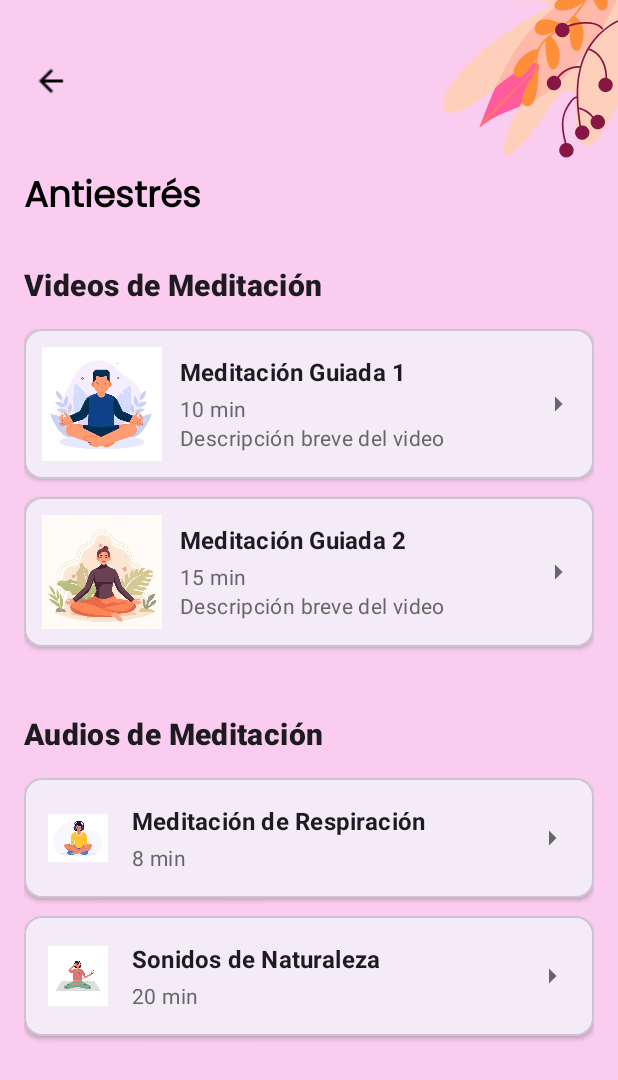
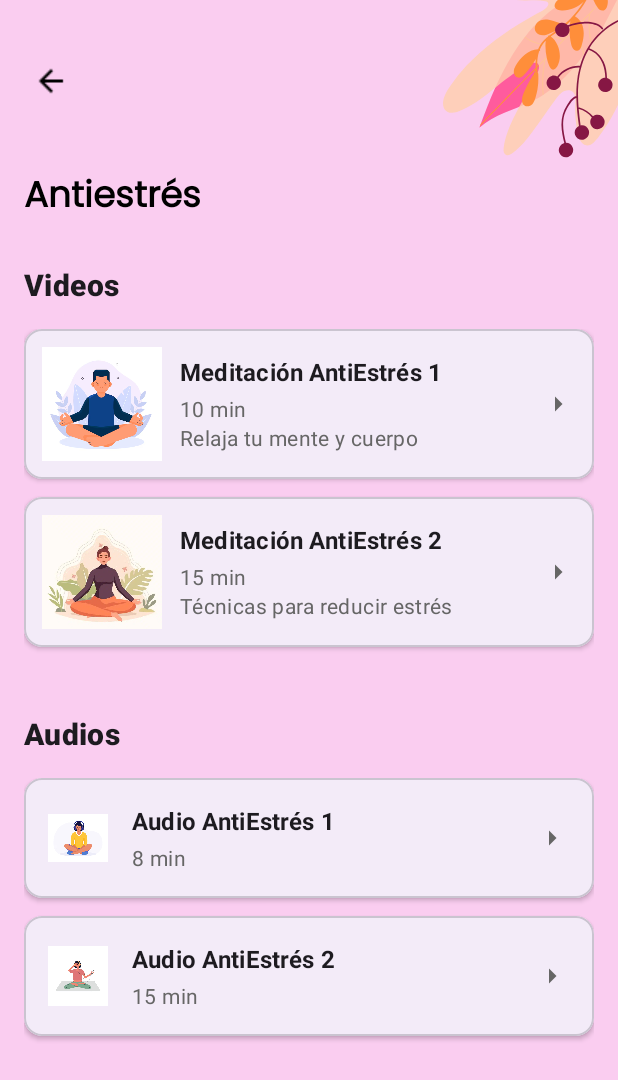
Before and after one commit to JosephTocre/ProyectoAppsMov, an Android app: the fragment logros placed in its activity, after a tap on "Antiestrés", on a phone screen of 412 x 824 dp. Shown: the top 1080 px of the screen. Run offline under Robolectric (Android 15) with nearby library versions, the phone set to English and light mode, and no system bars.

Commit message:
videos y audios

```diff
--- a/app/build.gradle.kts
+++ b/app/build.gradle.kts
@@ -51,4 +51,5 @@ dependencies {
 
     implementation(platform("com.google.firebase:firebase-bom:34.6.0"))
     implementation("com.google.firebase:firebase-analytics")
+    implementation("com.pierfrancescosoffritti.androidyoutubeplayer:core:13.0.0")
 }
--- a/app/src/main/java/com/example/medita/activity_sesiones.java
+++ b/app/src/main/java/com/example/medita/activity_sesiones.java
@@ -1,17 +1,44 @@
 package com.example.medita;
 
 import android.content.Intent;
+import android.net.Uri;
 import android.os.Bundle;
 import android.view.View;
 import android.widget.ImageButton;
+import android.widget.LinearLayout;
 import android.widget.TextView;
 
 import androidx.appcompat.app.AppCompatActivity;
-import androidx.cardview.widget.CardView;
 
 import com.google.android.material.card.MaterialCardView;
 
+import java.util.HashMap;
+import java.util.Map;
+
 public class activity_sesiones extends AppCompatActivity {
+
+    static class Contenido {
+        String[] videoTitulos;
+        String[] videoDescripciones;
+        String[] videoDuraciones;
+        String[] videoUrls;
+        String[] audioTitulos;
+        String[] audioUrls;
+        String[] audioDuraciones;
+
+        Contenido(String[] vt, String[] vd, String[] vdu, String[] vu,
+                  String[] at, String[] au, String[] adu) {
+            videoTitulos = vt;
+            videoDescripciones = vd;
+            videoDuraciones = vdu;
+            videoUrls = vu;
+            audioTitulos = at;
+            audioUrls = au;
+            audioDuraciones = adu;
+        }
+    }
+
+    private Map<String, Contenido> categoriasMap = new HashMap<>();
 
     @Override
     protected void onCreate(Bundle savedInstanceState) {
@@ -23,53 +50,146 @@ public class activity_sesiones extends AppCompatActivity {
 
         String categoria = getIntent().getStringExtra("categoria");
         String titulo = getIntent().getStringExtra("titulo");
-
         int colorFondo = getIntent().getIntExtra("colorFondo", 0);
-
         View layout = findViewById(R.id.layoutSesiones);
-        if (colorFondo != 0 && layout != null) {
-            layout.setBackgroundColor(colorFondo);
-        }
+        if (colorFondo != 0 && layout != null) layout.setBackgroundColor(colorFondo);
 
         TextView tvTitulo = findViewById(R.id.tvTituloCategoria);
-        if (titulo != null) {
-            tvTitulo.setText(titulo);
-        }
+        if (titulo != null) tvTitulo.setText(titulo);
 
-        CardView cardVideo1 = findViewById(R.id.videomedi1);
-        CardView cardVideo2 = findViewById(R.id.videomedi2);
+        inicializarCategorias();
+        Contenido contenido = categoriasMap.getOrDefault(categoria, categoriasMap.get("default"));
 
-        cardVideo1.setOnClickListener(v -> {
+        // Videos
+        asignarVideo(R.id.videomedi1, R.id.tvTituloVideo1, R.id.tvDescripcionVideo1, R.id.tvDuracionVideo1,
+                contenido.videoTitulos[0], contenido.videoDescripciones[0], contenido.videoDuraciones[0], contenido.videoUrls[0]);
+
+        asignarVideo(R.id.videomedi2, R.id.tvTituloVideo2, R.id.tvDescripcionVideo2, R.id.tvDuracionVideo2,
+                contenido.videoTitulos[1], contenido.videoDescripciones[1], contenido.videoDuraciones[1], contenido.videoUrls[1]);
+
+        // Audios
+        asignarAudio(R.id.audio1, R.id.tvTituloAudio1, R.id.tvDuracionAudio1,
+                contenido.audioTitulos[0], contenido.audioUrls[0], contenido.audioDuraciones[0]);
+
+        asignarAudio(R.id.audio2, R.id.tvTituloAudio2, R.id.tvDuracionAudio2,
+                contenido.audioTitulos[1], contenido.audioUrls[1], contenido.audioDuraciones[1]);
+    }
+
+    private void asignarVideo(int cardId, int tvTituloId, int tvDescripcionId, int tvDuracionId,
+                              String titulo, String descripcion, String duracion, String urlVideo) {
+        MaterialCardView card = findViewById(cardId);
+        TextView tvTitulo = findViewById(tvTituloId);
+        TextView tvDescripcion = findViewById(tvDescripcionId);
+        TextView tvDuracion = findViewById(tvDuracionId);
+
+        tvTitulo.setText(titulo);
+        tvDescripcion.setText(descripcion);
+        tvDuracion.setText(duracion);
+
+        card.setOnClickListener(v -> {
             Intent i = new Intent(activity_sesiones.this, activity_reproductor_video.class);
-            i.putExtra("tituloVideo", "Meditación 1");
-            i.putExtra("nombreVideo", "videomedi1");
+            i.putExtra("tituloVideo", titulo);
+            i.putExtra("urlVideo", urlVideo);
             startActivity(i);
         });
+    }
 
-        cardVideo2.setOnClickListener(v -> {
-            Intent i = new Intent(activity_sesiones.this, activity_reproductor_video.class);
-            i.putExtra("tituloVideo", "Meditación 2");
-            i.putExtra("nombreVideo", "videomedi2");
+    private void asignarAudio(int cardId, int tvTituloId, int tvDuracionId,
+                              String titulo, String urlAudio, String duracion) {
+        MaterialCardView card = findViewById(cardId);
+        TextView tvTitulo = findViewById(tvTituloId);
+        TextView tvDuracion = findViewById(tvDuracionId);
+
+        tvTitulo.setText(titulo);
+        tvDuracion.setText(duracion);
+
+        card.setOnClickListener(v -> {
+            Intent i = new Intent(activity_sesiones.this, activity_audio_medita.class);
+            i.putExtra("tituloAudio", titulo);
+            i.putExtra("urlAudio", urlAudio);
             startActivity(i);
         });
+    }
 
-        MaterialCardView audio1 = findViewById(R.id.audio1);
-        MaterialCardView audio2 = findViewById(R.id.audio2);
+    private void inicializarCategorias() {
+        categoriasMap.put("antiestres", new Contenido(
+                new String[]{"Meditación AntiEstrés 1", "Meditación AntiEstrés 2"},
+                new String[]{"Relaja tu mente y cuerpo", "Técnicas para reducir estrés"},
+                new String[]{"10 min", "15 min"},
+                new String[]{
+                        "https://www.youtube.com/watch?v=IShkpOm63gg",
+                        "https://youtu.be/nAR2PUPyH1I"
+                },
+                new String[]{"Audio AntiEstrés 1", "Audio AntiEstrés 2"},
+                new String[]{
+                        "audiomedi1",
+                        "audiomedi2"
+                },
+                new String[]{"8 min", "15 min"}
+        ));
 
-        audio1.setOnClickListener(v -> {
-            Intent intent = new Intent(activity_sesiones.this, activity_audio_medita.class);
-            intent.putExtra("tituloAudio", "Meditación de Respiración");
-            intent.putExtra("audioResId", R.raw.audiomedi1);
-            startActivity(intent);
-        });
+        categoriasMap.put("concentracion", new Contenido(
+                new String[]{"Concentración 1", "Concentración 2"},
+                new String[]{"Ejercicios para enfocarte mejor", "Meditación para aumentar concentración"},
+                new String[]{"12 min", "15 min"},
+                new String[]{
+                        "https://www.youtube.com/watch?v=O_-IAOE2bxg",
+                        "https://www.youtube.com/watch?v=VZntgp8is8Q"
+                },
+                new String[]{"Audio Concentración 1", "Audio Concentración 2"},
+                new String[]{
+                        "audiomedi1",
+                        "audiomedi2"
+                },
+                new String[]{"10 min", "20 min"}
+        ));
 
-        audio2.setOnClickListener(v -> {
-            Intent intent = new Intent(activity_sesiones.this, activity_audio_medita.class);
-            intent.putExtra("tituloAudio", "Sonidos de Naturaleza");
-            intent.putExtra("audioResId", R.raw.audiomedi2);
-            startActivity(intent);
-        });
+        categoriasMap.put("ansiedad", new Contenido(
+                new String[]{"Ansiedad 1", "Ansiedad 2"},
+                new String[]{"Relajación profunda para ansiedad", "Técnicas de respiración contra ansiedad"},
+                new String[]{"10 min", "12 min"},
+                new String[]{
+                        "https://youtu.be/2BmdKnVcPtc",
+                        "https://www.youtube.com/watch?v=-OQWTMrPTPE"
+                },
+                new String[]{"Audio Ansiedad 1", "Audio Ansiedad 2"},
+                new String[]{
+                        "audiomedi1",
+                        "audiomedi2"
+                },
+                new String[]{"8 min", "15 min"}
+        ));
 
+        categoriasMap.put("relajacion", new Contenido(
+                new String[]{"Relajación 1", "Relajación 2"},
+                new String[]{"Relajación profunda para relajación", "Meditaciones para calmar la mente"},
+                new String[]{"10 min", "12 min"},
+                new String[]{
+                        "https://youtu.be/1zkp0lrSJBY",
+                        "https://www.youtube.com/watch?v=3oCC4NDgYrY"
+                },
+                new String[]{"Audio Relajación 1", "Audio Relajación 2"},
+                new String[]{
+                        "audiomedi1",
+                        "audiomedi2"
+                },
+                new String[]{"8 min", "15 min"}
+        ));
 
+        categoriasMap.put("ira", new Contenido(
+                new String[]{"Control de Ira 1", "Control de Ira 2"},
+                new String[]{"Aprende a calmarte", "Técnicas de meditación para la ira"},
+                new String[]{"10 min", "15 min"},
+                new String[]{
+                        "https://www.youtube.com/watch?v=9-IOMXpv7Ys",
+                        "https://www.youtube.com/watch?v=vB6OxxhSzCA"
+                },
+                new String[]{"Audio Ira 1", "Audio Ira 2"},
+                new String[]{
+                        "audiomedi1",
+                        "audiomedi2"
+                },
+                new String[]{"10 min", "20 min"}
+        ));
     }
 }
--- a/app/src/main/java/com/example/medita/logros.java
+++ b/app/src/main/java/com/example/medita/logros.java
@@ -1,6 +1,9 @@
 package com.example.medita;
 
+import android.content.SharedPreferences;
 import android.os.Bundle;
+import android.os.Handler;
+import android.os.Looper;
 import android.view.LayoutInflater;
 import android.view.View;
 import android.view.ViewGroup;
@@ -10,11 +13,20 @@ import androidx.annotation.NonNull;
 import androidx.annotation.Nullable;
 import androidx.fragment.app.Fragment;
 
+import java.util.Calendar;
+
 public class logros extends Fragment {
 
     private TextView tvSaludo;
     private TextView valRacha;
     private TextView valTiempo;
+
+    private Handler handler = new Handler(Looper.getMainLooper());
+    private Runnable actualizarRunnable;
+
+    private static final String PREFS_NAME = "prefs_app";
+    private static final String KEY_ULTIMO_ACCESO = "ultimo_acceso";
+    private static final String KEY_RACHA_DIARIA = "racha_diaria";
 
     @Nullable
     @Override
@@ -28,8 +40,8 @@ public class logros extends Fragment {
         valRacha = view.findViewById(R.id.val_meditate);
         valTiempo = view.findViewById(R.id.val_meditate_times);
 
+        String nombreUsuario = "Usuario";
         Bundle bundle = getArguments();
-        String nombreUsuario = "Usuario";
         if (bundle != null) {
             String nombreBundle = bundle.getString("usuario");
             if (nombreBundle != null && !nombreBundle.isEmpty()) {
@@ -37,22 +49,30 @@ public class logros extends Fragment {
             }
         }
 
-        tvSaludo.setText("Estos son tu avances, " + nombreUsuario);
+        tvSaludo.setText("Estos son tus avances, " + nombreUsuario);
 
-        actualizarLogros();
+        iniciarActualizacionEnTiempoReal();
 
         return view;
     }
 
+    private void iniciarActualizacionEnTiempoReal() {
+        actualizarRunnable = new Runnable() {
+            @Override
+            public void run() {
+                verificarNuevoDia();
+                actualizarLogros();
+                handler.postDelayed(this, 1000);
+            }
+        };
+        handler.post(actualizarRunnable);
+    }
+
     private void actualizarLogros() {
-        Bundle bundle = getArguments();
-        long tiempoMinutos = 0;
-        int racha = 0;
+        AppMedita app = (AppMedita) requireActivity().getApplication();
 
-        if (bundle != null) {
-            tiempoMinutos = bundle.getLong("tiempo_total_minutos", 0);
-            racha = bundle.getInt("racha_diaria", 0);
-        }
+        long tiempoMinutos = app.getTiempoMinutos();
+        int racha = app.getRachaDiaria();
 
         valTiempo.setText(tiempoMinutos + " minutos");
 
@@ -70,4 +90,43 @@ public class logros extends Fragment {
         valRacha.setText(nivel);
     }
 
+    private void verificarNuevoDia() {
+        SharedPreferences prefs = requireActivity().getSharedPreferences(PREFS_NAME, getActivity().MODE_PRIVATE);
+        long ultimoAcceso = prefs.getLong(KEY_ULTIMO_ACCESO, 0);
+
+        Calendar hoy = Calendar.getInstance();
+        Calendar ultimo = Calendar.getInstance();
+        ultimo.setTimeInMillis(ultimoAcceso);
+
+        int diaHoy = hoy.get(Calendar.DAY_OF_YEAR);
+        int diaUltimo = ultimo.get(Calendar.DAY_OF_YEAR);
+        int yearHoy = hoy.get(Calendar.YEAR);
+        int yearUltimo = ultimo.get(Calendar.YEAR);
+
+        if (ultimoAcceso == 0 || yearHoy != yearUltimo || diaHoy - diaUltimo > 1) {
+            int nuevaRacha = 1;
+
+            SharedPreferences.Editor editor = prefs.edit();
+            for (int i = 6; i > 0; i--) {
+                editor.putInt("tiempo_dia_" + i, prefs.getInt("tiempo_dia_" + (i - 1), 0));
+                editor.putInt("racha_dia_" + i, prefs.getInt("racha_dia_" + (i - 1), 0));
+            }
+            editor.putInt("tiempo_dia_0", 0);
+            editor.putInt("racha_dia_0", nuevaRacha);
+            editor.putInt(KEY_RACHA_DIARIA, nuevaRacha);
+            editor.putLong(KEY_ULTIMO_ACCESO, System.currentTimeMillis());
+            editor.apply();
+
+            AppMedita app = (AppMedita) requireActivity().getApplication();
+            app.verificarRachaDiaria();
+        }
+    }
+
+    @Override
+    public void onDestroyView() {
+        super.onDestroyView();
+        if (actualizarRunnable != null) {
+            handler.removeCallbacks(actualizarRunnable);
+        }
+    }
 }
--- a/app/src/main/res/layout/activity_reproductor_video.xml
+++ b/app/src/main/res/layout/activity_reproductor_video.xml
@@ -54,8 +54,8 @@
             android:textSize="26sp"
             android:textStyle="bold" />
 
-        <VideoView
-            android:id="@+id/videoView"
+        <com.pierfrancescosoffritti.androidyoutubeplayer.core.player.views.YouTubePlayerView
+            android:id="@+id/youtube_player_view"
             android:layout_width="match_parent"
             android:layout_height="250dp"
             android:layout_marginBottom="32dp" />
--- a/app/src/main/res/layout/activity_sesiones.xml
+++ b/app/src/main/res/layout/activity_sesiones.xml
@@ -57,7 +57,7 @@
                 android:layout_width="match_parent"
                 android:layout_height="wrap_content"
                 android:layout_marginBottom="16dp"
-                android:text="Videos de Meditación"
+                android:text="Videos"
                 android:textAppearance="?attr/textAppearanceHeadline6"
                 android:textStyle="bold" />
 
@@ -212,7 +212,7 @@
                 android:layout_width="match_parent"
                 android:layout_height="wrap_content"
                 android:layout_marginBottom="16dp"
-                android:text="Audios de Meditación"
+                android:text="Audios"
                 android:textAppearance="?attr/textAppearanceHeadline6"
                 android:textStyle="bold" />
 
```
Also changed, not shown: app/src/main/java/com/example/medita/AppMedita.java (+18 -17 lines), app/src/main/java/com/example/medita/activity_audio_medita.java (+7 -9 lines), app/src/main/java/com/example/medita/activity_reproductor_video.java (+36 -53 lines).
